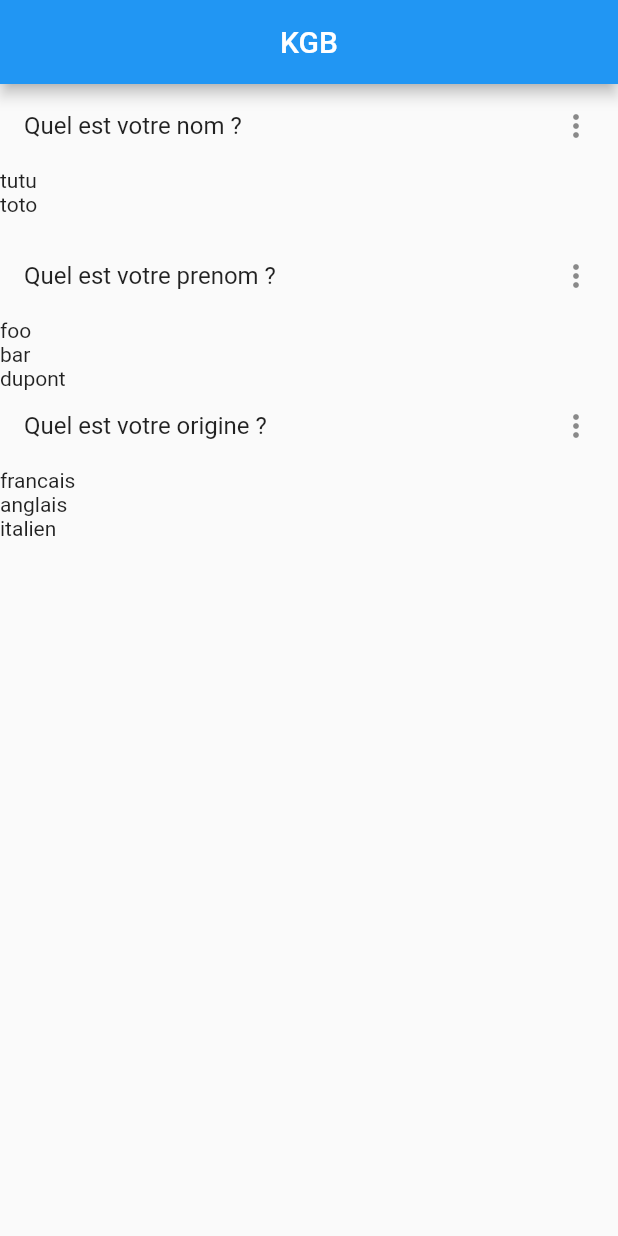
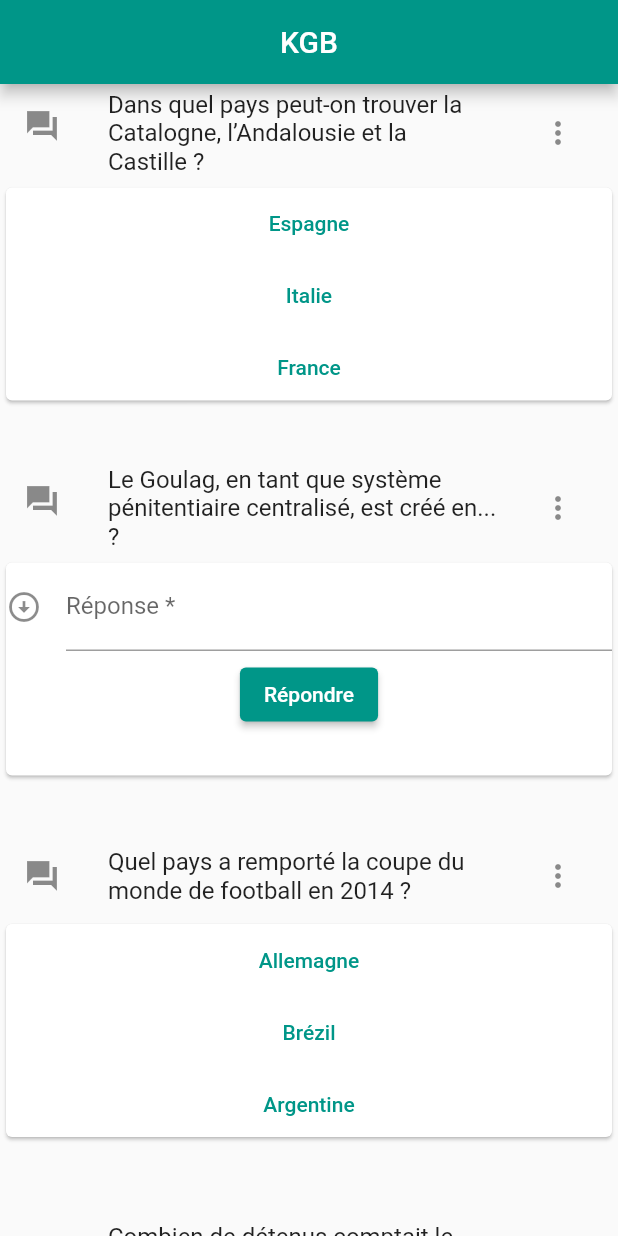
Before and after one commit to mziani/tp_qcm_kgb, a Flutter app: the screen it shows after launch, on a phone screen of 412 x 824 dp. Run offline on Flutter 3.47's test engine with Material 2 defaults, Android fonts, the phone set to English and light mode, and no system bars.

Commit message:
push avant la fin

```diff
--- a/lib/main.dart
+++ b/lib/main.dart
@@ -1,5 +1,7 @@
 import 'package:flutter/material.dart';
+import 'package:flutter/services.dart';
 import 'models/question.dart';
+import 'dart:developer' as developer;
 
 void main() {
   runApp(const KGBapp());
@@ -12,7 +14,7 @@ class KGBapp extends StatelessWidget {
     return MaterialApp(
       title: 'QCM KGB',
       theme: ThemeData(
-        primarySwatch: Colors.blue,
+        primarySwatch: Colors.teal,
       ),
       home: const QuestionPage(),
     );
@@ -38,22 +40,50 @@ class _QuestionPageState extends State<QuestionPage> {
         body: ListView.builder(
             itemCount: questionList.length,
             itemBuilder: ((context, index) {
-              return afficher(content_bis: questionList[index].content, propositions_bis: questionList[index].propositions);
+              return afficher(
+                  content_bis: questionList[index].content,
+                  propositions_bis: questionList[index].propositions,
+                  rightAnswer_bis : questionList[index].rightAnswer);
             })));
   }
 
   @override
   void initState() {
-    Question question1 =
-        Question(1, "Quel est votre nom ?", "oui", ["tutu", "toto"]);
-    Question question2 =
-        Question(2, "Quel est votre prenom ?", "Non", ["foo", "bar", "dupont"]);
-    Question question3 = Question(3, "Quel est votre origine ?", "oui",
-        ["francais", "anglais", "italien"]);
+    Question question1 = Question(
+        1,
+        "Dans quel pays peut-on trouver la Catalogne, l’Andalousie et la Castille ?",
+        "Espagne",
+        ["Espagne", "Italie", "France"]);
+    Question question2 = Question(
+        2,
+        "Quel pays a remporté la coupe du monde de football en 2014 ?",
+        "Allemagne",
+        ["Allemagne", "Brézil", "Argentine"]);
+    Question question3 = Question(
+        3,
+        "Quel est l’accent du deuxième e sur le mot FENETRE ?",
+        "L'accent circonflexe",
+        ["L'accent aigu", "L'accent grave", "L'accent circonflexe"]);
+    Question question4 = Question(
+        4,
+        "Quel célèbre dictateur dirigea l’URSS du milieu des années 1920 à 1953 ?",
+        "Staline",
+        ["Molotov", "Lénine", "Staline"]);
+    Question questionSansPropo = Question(
+        5,
+        "Le Goulag, en tant que système pénitentiaire centralisé, est créé en... ?",
+        "1922", []);
+    Question questionSansPropo2 = Question(
+        6,
+        "Combien de détenus comptait le Goulag à son apogée, en 1951 ?",
+        "2, 5 millions", []);
 
     questionList.add(question1);
+    questionList.add(questionSansPropo);
     questionList.add(question2);
+    questionList.add(questionSansPropo2);
     questionList.add(question3);
+    questionList.add(question4);
 
     super.initState();
   }
@@ -61,33 +91,104 @@ class _QuestionPageState extends State<QuestionPage> {
 
 class afficher extends StatefulWidget {
   String content_bis;
+  String rightAnswer_bis;
+
   List<String> propositions_bis;
-  afficher({required this.content_bis, required this.propositions_bis});
+  afficher(
+      {super.key, required this.content_bis, required this.propositions_bis, required this.rightAnswer_bis});
+
 
   @override
   State<afficher> createState() => _afficherState();
 }
 
 class _afficherState extends State<afficher> {
+  bool _isShow = true;
+  final _formKey = GlobalKey<FormState>();
+  String reponse = "";
   @override
   Widget build(BuildContext context) {
     return SizedBox(
-        height: 100,
+        height: 250,
         width: MediaQuery.of(context).size.width,
         child: Column(
           children: [
             ListTile(
+              leading: const Icon(Icons.question_answer_sharp),
               title: Text(widget.content_bis),
-              trailing: const Icon(Icons.more_vert),
+              trailing: IconButton(
+                  onPressed: () {
+                    if (_isShow == false) {
+                      setState(() {
+                        _isShow = true;
+                      });
+                    } else {
+                      setState(() {
+                        _isShow = false;
+                      });
+                    }
+                  },
+                  icon: const Icon(Icons.more_vert_rounded)),
             ),
-            SizedBox(
-              height: 50,
-              width: MediaQuery.of(context).size.width,
-              child: ListView.builder(
-                  itemCount: widget.propositions_bis.length,
-                  itemBuilder: (context, i) {
-                    return Text(widget.propositions_bis[i]);
-                  }),
+            Visibility(
+              visible: _isShow,
+              child: SizedBox(
+                height: 150,
+                width: MediaQuery.of(context).size.width,
+                child: Card(
+                  child: (widget.propositions_bis.isNotEmpty)
+                      ? ListView.builder(
+                          itemCount: widget.propositions_bis.length,
+                          itemBuilder: (context, i) {
+                            return TextButton(
+                                onPressed: () {
+                                  setState(() {
+                                    reponse = widget.propositions_bis[i];
+                                    if(widget.propositions_bis[i] == widget.rightAnswer_bis)
+                                    {
+                                      print("Vrais");
+                                    }
+                                    else
+                                    {
+                                      print("Faux");
+                                    }
+                                  });
+                                },
+                                child: Text(widget.propositions_bis[i]));
+                          })
+                      : Column(children: [
+                          Form(
+                            key: _formKey,
+                            child: TextFormField(
+                                decoration: const InputDecoration(
+                                  icon: Icon(Icons.arrow_circle_down),
+                                  hintText: 'Entrez votre réponse...',
+                                  labelText: 'Réponse *',
+                                ),
+                                validator: (value) {
+                                  if (value == null || value.isEmpty) {
+                                    return 'Votre réponse est vide... !';
+                                  }
+                                  return null;
+                                }),
+                          ),
+                          Padding(
+                            padding: const EdgeInsets.symmetric(vertical: 5),
+                            child: ElevatedButton(
+                              onPressed: () {
+                                if (_formKey.currentState!.validate()) {
+                                  ScaffoldMessenger.of(context).showSnackBar(
+                                    const SnackBar(
+                                        content: Text('Chargement...')),
+                                  );
+                                }
+                              },
+                              child: const Text('Répondre'),
+                            ),
+                          ),
+                        ]),
+                ),
+              ),
             )
           ],
         ));
```
